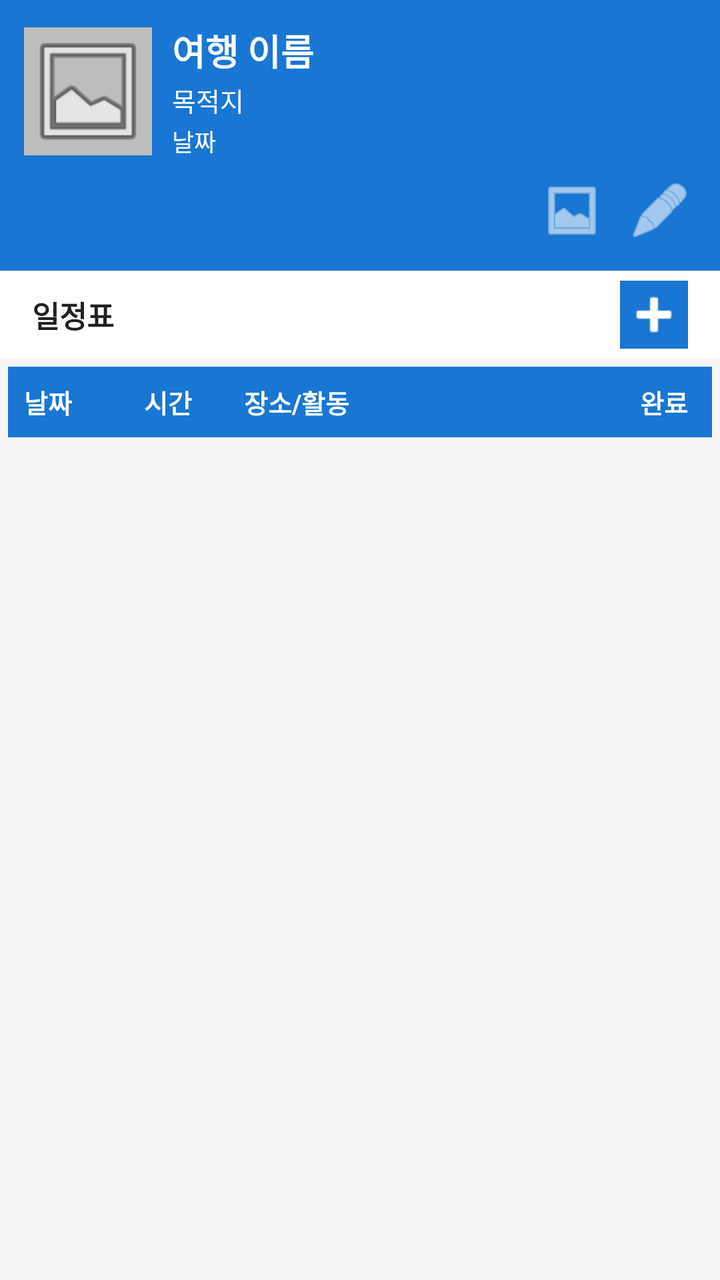
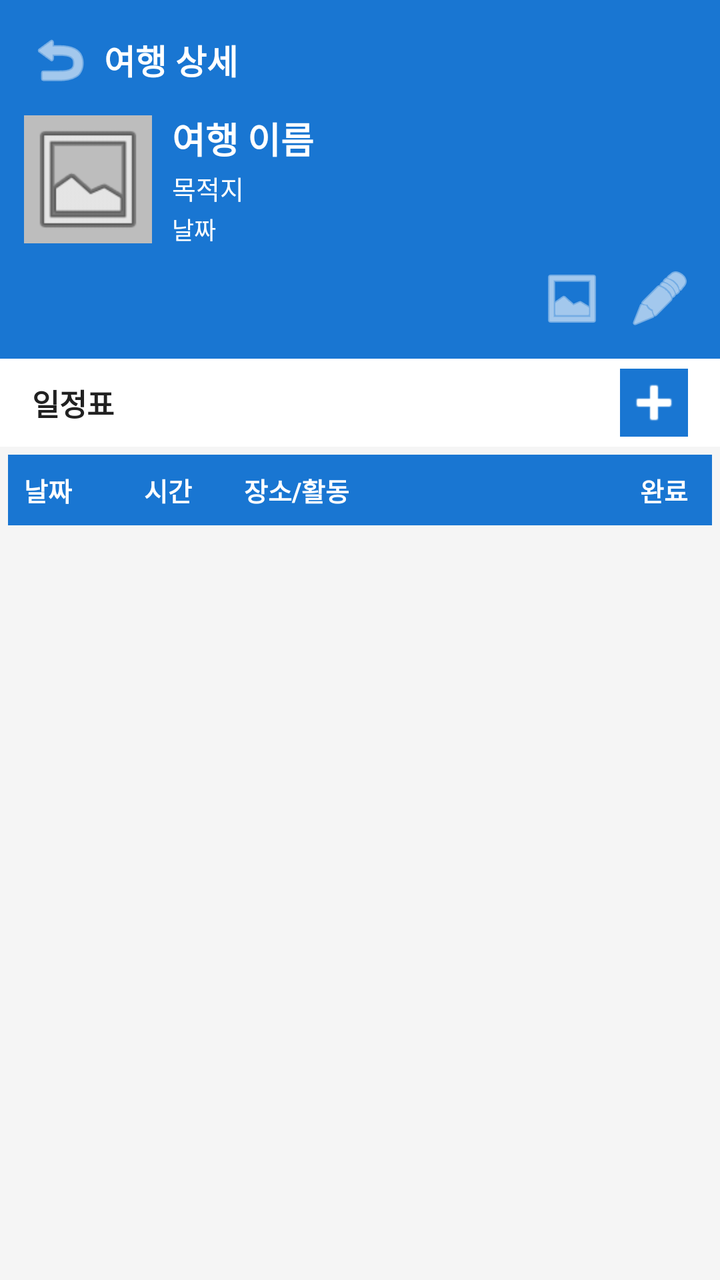

The first picture is an Android layout as it rendered before a commit; the second is the same layout after the commit. The layout source and the unified diff follow.
<!-- AndroidManifest.xml: application theme Theme.TravelPlanner -->
<!-- res/layout/activity_trip_detail.xml -->
<?xml version="1.0" encoding="utf-8"?>
<LinearLayout xmlns:android="http://schemas.android.com/apk/res/android"
    android:layout_width="match_parent"
    android:layout_height="match_parent"
    android:orientation="vertical"
    android:background="@color/colorBackground">

    <LinearLayout
        android:layout_width="match_parent"
        android:layout_height="wrap_content"
        android:orientation="vertical"
        android:background="@color/colorPrimary"
        android:padding="12dp">

        <RelativeLayout
            android:layout_width="match_parent"
            android:layout_height="wrap_content">

            <ImageView
                android:id="@+id/ivTripCover"
                android:layout_width="64dp"
                android:layout_height="64dp"
                android:src="@android:drawable/ic_menu_gallery"
                android:scaleType="centerCrop"
                android:background="@color/colorDivider"
                android:layout_alignParentStart="true"
                android:layout_centerVertical="true"/>

            <LinearLayout
                android:layout_width="match_parent"
                android:layout_height="wrap_content"
                android:orientation="vertical"
                android:layout_toEndOf="@id/ivTripCover"
                android:layout_marginStart="10dp"
                android:layout_centerVertical="true">

                <TextView
                    android:id="@+id/tvDetailTripName"
                    android:layout_width="wrap_content"
                    android:layout_height="wrap_content"
                    android:text="여행 이름"
                    android:textColor="@color/white"
                    android:textSize="18sp"
                    android:textStyle="bold"/>

                <TextView
                    android:id="@+id/tvDetailDestination"
                    android:layout_width="wrap_content"
                    android:layout_height="wrap_content"
                    android:text="목적지"
                    android:textColor="@color/white"
                    android:textSize="13sp"
                    android:layout_marginTop="2dp"/>

                <TextView
                    android:id="@+id/tvDetailDate"
                    android:layout_width="wrap_content"
                    android:layout_height="wrap_content"
                    android:text="날짜"
                    android:textColor="@color/white"
                    android:textSize="12sp"
                    android:layout_marginTop="2dp"/>
            </LinearLayout>
        </RelativeLayout>

        <LinearLayout
            android:layout_width="match_parent"
            android:layout_height="wrap_content"
            android:orientation="horizontal"
            android:layout_marginTop="8dp"
            android:gravity="end">

            <ImageButton
                android:id="@+id/btnGoGallery"
                android:layout_width="36dp"
                android:layout_height="36dp"
                android:src="@android:drawable/ic_menu_gallery"
                android:background="@android:color/transparent"
                android:tint="@color/white"
                android:contentDescription="사진첩"/>

            <ImageButton
                android:id="@+id/btnGoDiary"
                android:layout_width="36dp"
                android:layout_height="36dp"
                android:src="@android:drawable/ic_menu_edit"
                android:background="@android:color/transparent"
                android:tint="@color/white"
                android:layout_marginStart="8dp"
                android:contentDescription="여행 일기"/>
        </LinearLayout>
    </LinearLayout>

    <RelativeLayout
        android:layout_width="match_parent"
        android:layout_height="44dp"
        android:background="@color/white"
        android:paddingStart="16dp"
        android:paddingEnd="8dp">

        <TextView
            android:layout_width="wrap_content"
            android:layout_height="wrap_content"
            android:layout_centerVertical="true"
            android:text="일정표"
            android:textSize="15sp"
            android:textStyle="bold"
            android:textColor="@color/colorTextPrimary"/>

        <ImageButton
            android:id="@+id/btnAddSchedule"
            android:layout_width="34dp"
            android:layout_height="34dp"
            android:layout_alignParentEnd="true"
            android:layout_centerVertical="true"
            android:layout_marginEnd="8dp"
            android:src="@android:drawable/ic_input_add"
            android:background="@color/colorPrimary"
            android:tint="@color/white"
            android:contentDescription="일정 추가"/>
    </RelativeLayout>

    <TextView
        android:id="@+id/tvEmptySchedules"
        android:layout_width="wrap_content"
        android:layout_height="wrap_content"
        android:layout_gravity="center_horizontal"
        android:layout_marginTop="32dp"
        android:text="@string/no_schedules"
        android:textColor="@color/colorTextSecondary"
        android:textSize="14sp"
        android:gravity="center"
        android:visibility="gone"/>

    <ScrollView
        android:layout_width="match_parent"
        android:layout_height="0dp"
        android:layout_weight="1">

        <TableLayout
            android:id="@+id/tableSchedules"
            android:layout_width="match_parent"
            android:layout_height="wrap_content"
            android:stretchColumns="2"
            android:padding="4dp">

            <TableRow
                android:layout_width="match_parent"
                android:layout_height="wrap_content"
                android:background="@color/colorPrimary">

                <TextView
                    android:layout_width="60dp"
                    android:layout_height="wrap_content"
                    android:text="날짜"
                    android:textColor="@color/white"
                    android:textStyle="bold"
                    android:padding="8dp"
                    android:textSize="13sp"/>

                <TextView
                    android:layout_width="50dp"
                    android:layout_height="wrap_content"
                    android:text="시간"
                    android:textColor="@color/white"
                    android:textStyle="bold"
                    android:padding="8dp"
                    android:textSize="13sp"/>

                <TextView
                    android:layout_width="0dp"
                    android:layout_weight="1"
                    android:layout_height="wrap_content"
                    android:text="장소/활동"
                    android:textColor="@color/white"
                    android:textStyle="bold"
                    android:padding="8dp"
                    android:textSize="13sp"/>

                <TextView
                    android:layout_width="44dp"
                    android:layout_height="wrap_content"
                    android:text="완료"
                    android:textColor="@color/white"
                    android:textStyle="bold"
                    android:padding="8dp"
                    android:textSize="13sp"/>
            </TableRow>
        </TableLayout>
    </ScrollView>

</LinearLayout>
<!-- resources referenced by this layout -->
<resources>
  <color name="colorBackground">#F5F5F5</color>
  <color name="colorDivider">#BDBDBD</color>
  <color name="colorPrimary">#1976D2</color>
  <color name="colorTextPrimary">#212121</color>
  <color name="colorTextSecondary">#757575</color>
  <color name="white">#FFFFFF</color>
  <string name="no_schedules">등록된 일정이 없습니다.</string>
  <style name="Theme.TravelPlanner" parent="Theme.AppCompat.Light.DarkActionBar">
          <item name="colorPrimary">@color/colorPrimary</item>
          <item name="colorPrimaryDark">@color/colorPrimaryDark</item>
          <item name="colorAccent">@color/colorAccent</item>
          <item name="android:windowBackground">@color/colorBackground</item>
      </style>
  <color name="colorPrimaryDark">#0D47A1</color>
  <color name="colorAccent">#FF9800</color>
</resources>

<!-- the commit's change to res/layout/activity_trip_detail.xml (unified diff, before → after) -->
@@ -11,6 +11,33 @@
         android:orientation="vertical"
         android:background="@color/colorPrimary"
         android:padding="12dp">
+
+        <LinearLayout
+            android:layout_width="match_parent"
+            android:layout_height="wrap_content"
+            android:orientation="horizontal"
+            android:gravity="center_vertical"
+            android:layout_marginBottom="8dp">
+
+            <ImageButton
+                android:id="@+id/btnBack"
+                android:layout_width="36dp"
+                android:layout_height="36dp"
+                android:src="@android:drawable/ic_menu_revert"
+                android:background="@android:color/transparent"
+                android:tint="@color/white"
+                android:contentDescription="뒤로가기"/>
+
+            <TextView
+                android:layout_width="0dp"
+                android:layout_height="wrap_content"
+                android:layout_weight="1"
+                android:text="여행 상세"
+                android:textColor="@color/white"
+                android:textSize="17sp"
+                android:textStyle="bold"
+                android:layout_marginStart="4dp"/>
+        </LinearLayout>
 
         <RelativeLayout
             android:layout_width="match_parent"
